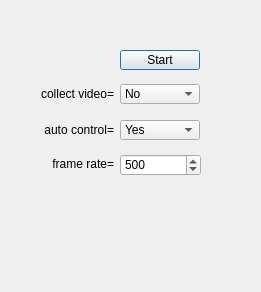
AllenNeuralDynamics/dynamic-foraging-task, file src/foraging_gui/Camera.ui: the form before one commit.
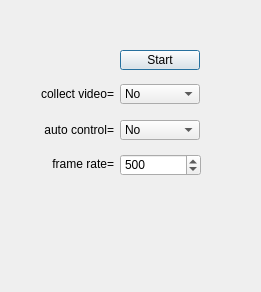
The form after the commit.

```diff
--- a/src/foraging_gui/Camera.ui
+++ b/src/foraging_gui/Camera.ui
@@ -100,6 +100,9 @@
      <verstretch>0</verstretch>
     </sizepolicy>
    </property>
+   <property name="currentIndex">
+    <number>1</number>
+   </property>
    <item>
     <property name="text">
      <string>Yes</string>
```
